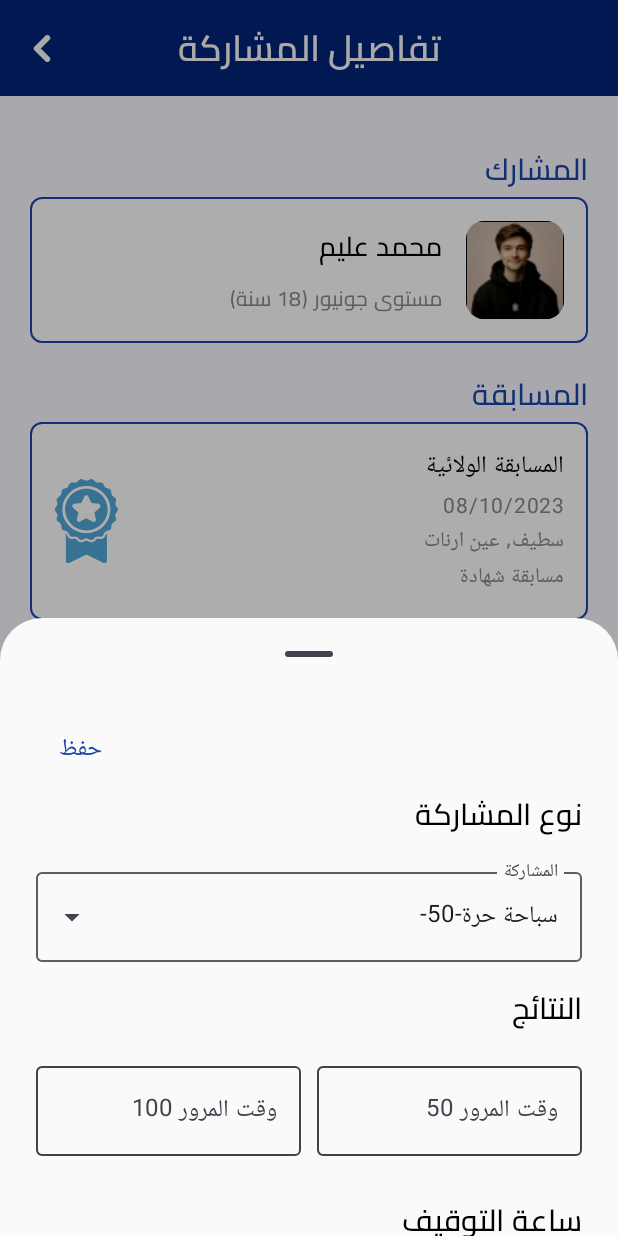
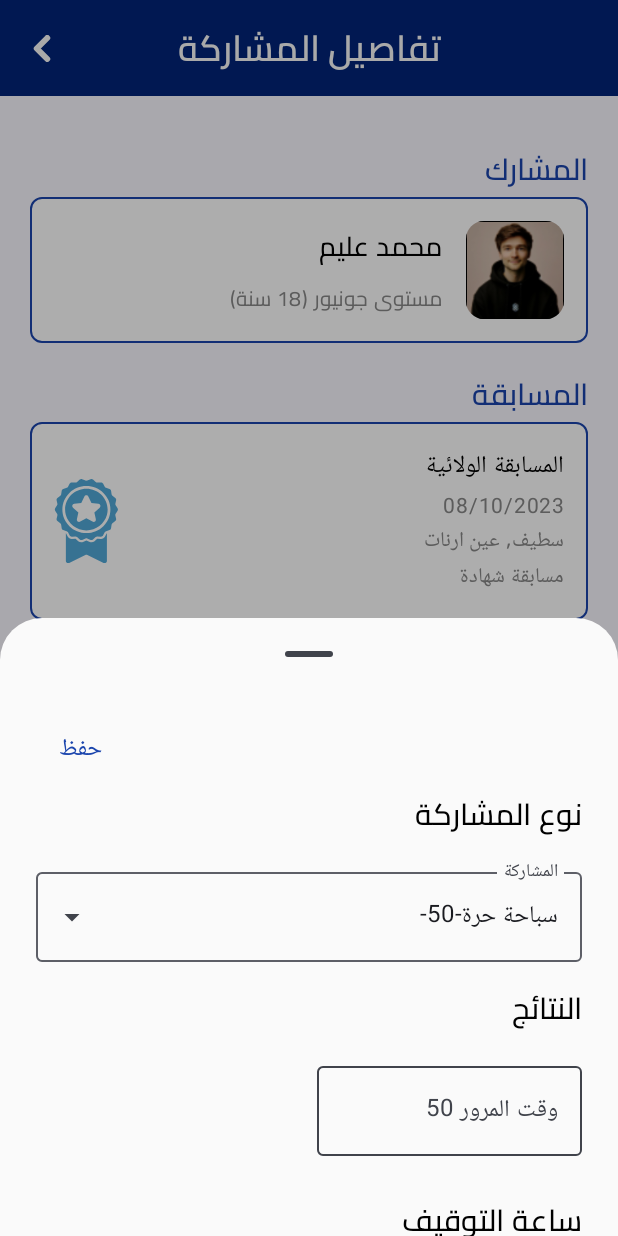
Before and after one commit to hzerrad/EPSSwim, an Android app built with Jetpack Compose: the screen it shows after launch (MainActivity), after a tap on "أضف مشاركة", on a phone screen of 412 x 824 dp. Run offline under Robolectric (Android 15) with nearby library versions, the phone set to English and light mode, and no system bars; our stand-ins replace Dagger/Hilt's generated code; libraries missing offline, so code that uses them is left out: com.kizitonwose.calendar, java.text.

Commit message:
Working like a beauty

```diff
--- a/app/src/main/java/com/example/epsswim/presentation/ui/common/screens/ParticipationDetailsScreen.kt
+++ b/app/src/main/java/com/example/epsswim/presentation/ui/common/screens/ParticipationDetailsScreen.kt
@@ -388,24 +388,24 @@ fun ParticipationSheetContent(onClick : () -> Unit) {
                     )
                 )
             }
-            OutlinedTextField(
-                value = secondStop,
-                onValueChange = {
-                    secondStop = it
-                },
-                readOnly = true,
-                label = { Text(stringResource(R.string.second_stop)) },
-                modifier = Modifier
-                    .padding(bottom = 12.dp)
-                    .fillMaxWidth(0.485f),
-                keyboardOptions = KeyboardOptions(imeAction = ImeAction.Next, keyboardType = KeyboardType.Number),
-                colors = TextFieldDefaults.colors(
-                    focusedIndicatorColor = MyPrimary,
-                    focusedContainerColor = MyBackground ,
-                    unfocusedContainerColor = MyBackground ,
-                    focusedLabelColor = MyPrimary
-                )
-            )
+//            OutlinedTextField(
+//                value = secondStop,
+//                onValueChange = {
+//                    secondStop = it
+//                },
+//                readOnly = true,
+//                label = { Text(stringResource(R.string.second_stop)) },
+//                modifier = Modifier
+//                    .padding(bottom = 12.dp)
+//                    .fillMaxWidth(0.485f),
+//                keyboardOptions = KeyboardOptions(imeAction = ImeAction.Next, keyboardType = KeyboardType.Number),
+//                colors = TextFieldDefaults.colors(
+//                    focusedIndicatorColor = MyPrimary,
+//                    focusedContainerColor = MyBackground ,
+//                    unfocusedContainerColor = MyBackground ,
+//                    focusedLabelColor = MyPrimary
+//                )
+//            )
 //            for (i in 1..14){
 //                OutlinedTextField(
 //                    value = secondStop,
@@ -468,10 +468,8 @@ fun ParticipationSheetContent(onClick : () -> Unit) {
                 onClick = {
 //                    stopWatch.pause()
                     if (stopsNum <= maxIndex){
-                        stops[0] = stopWatchTime
+                        stops[stopsNum] = stopWatchTime
                         stopsNum++
-                         stops[0] = stopWatchTime
-                        secondStop = stopWatchTime
                     }else  {
                         stopWatch.reset()
                         stopsNum = 0
```
